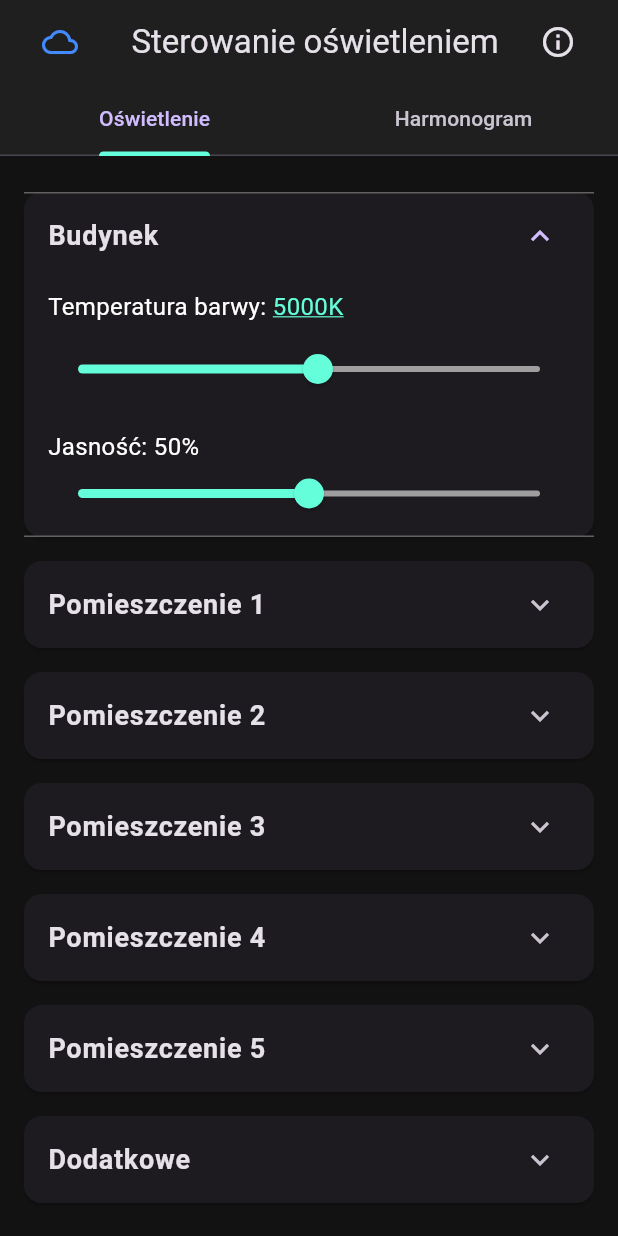
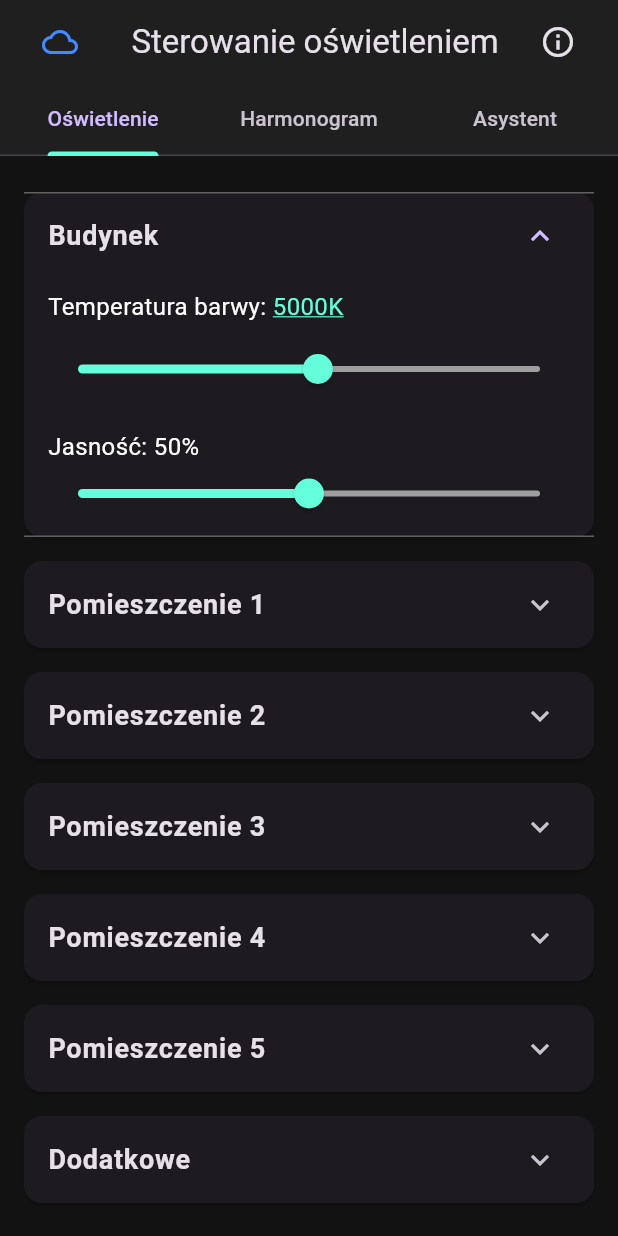
Before and after one commit to bartoszwer1/projekt-inz, a Flutter app: the screen it shows after launch, after a tap on "Budynek", on a phone screen of 412 x 824 dp. Run offline on Flutter 3.47's test engine with Material 3 defaults, Android fonts, the phone set to English and light mode, and no system bars; network calls fail.

Commit message:
Added Asystent tab

```diff
--- a/osw_biur/lib/main.dart
+++ b/osw_biur/lib/main.dart
@@ -5,7 +5,7 @@ import 'dart:convert'; // Import for JSON parsing
 
 void main() {
   runApp(MaterialApp(
-    home: const SterownikOsw(),
+    home: SterownikOsw(),
     debugShowCheckedModeBanner: false,
     theme: ThemeData.dark().copyWith(
       primaryColor: Colors.tealAccent,
@@ -19,12 +19,12 @@ void main() {
           backgroundColor: Colors.teal,
           foregroundColor: Colors.white,
           shape: RoundedRectangleBorder(
-            borderRadius: BorderRadius.circular(8), // Mniejsze zaokrąglenie
+            borderRadius: BorderRadius.circular(8), // Smaller rounding
           ),
           padding: const EdgeInsets.symmetric(
-              horizontal: 16, vertical: 8), // Mniejsze paddingi
+              horizontal: 16, vertical: 8), // Smaller padding
           textStyle: const TextStyle(
-            fontSize: 14, // Mniejszy rozmiar czcionki
+            fontSize: 14, // Smaller font size
             fontWeight: FontWeight.bold,
           ),
         ),
@@ -55,7 +55,7 @@ class SterownikOsw extends StatefulWidget {
 
 class _SterownikOswState extends State<SterownikOsw>
     with SingleTickerProviderStateMixin {
-  String espIp = "192.168.1.81"; // Zmień na IP Twojego ESP
+  String espIp = "192.168.1.81"; // Change to your ESP32 IP
 
   List<double> roomsCct = [3000, 4000, 5000, 6000, 7000];
   List<double> roomsBrightness = [50, 50, 50, 50, 50];
@@ -69,16 +69,14 @@ class _SterownikOswState extends State<SterownikOsw>
   int lightPercent = 50;
   Timer? lightTimer;
 
-  // DCF77 czas
-  int currentHour = 12;
-  int currentMinute = 34;
+  // System time
   Timer? timeTimer;
 
   // Harmonogram
   TimeOfDay? buildingOnTime;
   TimeOfDay? buildingOffTime;
-  TimeOfDay? room0OnTime;
-  TimeOfDay? room0OffTime;
+  List<TimeOfDay?> roomsOnTime = [null, null, null, null, null];
+  List<TimeOfDay?> roomsOffTime = [null, null, null, null, null];
   Timer? scheduleTimer;
 
   // Schedule enabled flags
@@ -88,17 +86,16 @@ class _SterownikOswState extends State<SterownikOsw>
   @override
   void initState() {
     super.initState();
-    _tabController = TabController(length: 2, vsync: this); // 2 tabs
+    _tabController = TabController(length: 3, vsync: this); // 3 tabs
 
     fetchLight();
-    fetchTime();
 
     lightTimer = Timer.periodic(const Duration(seconds: 60), (timer) {
       fetchLight();
     });
 
-    timeTimer = Timer.periodic(const Duration(minutes: 1), (timer) {
-      fetchTime();
+    timeTimer = Timer.periodic(const Duration(seconds: 60), (timer) {
+      setState(() {}); // Update UI to show current time
     });
 
     scheduleTimer = Timer.periodic(const Duration(minutes: 1), (timer) {
@@ -129,25 +126,6 @@ class _SterownikOswState extends State<SterownikOsw>
     } catch (e) {
       // Handle error silently or show error
       // print("Błąd podczas pobierania odczytu światła: $e");
-    }
-  }
-
-  Future<void> fetchTime() async {
-    try {
-      final url = Uri.http(espIp, '/time');
-      final response = await http.get(url);
-      if (response.statusCode == 200) {
-        final body = response.body;
-        // Parse JSON correctly
-        final jsonBody = json.decode(body);
-        setState(() {
-          currentHour = jsonBody['hour'];
-          currentMinute = jsonBody['minute'];
-        });
-      }
-    } catch (e) {
-      // Handle error silently or show error
-      // print("Błąd podczas pobierania czasu: $e");
     }
   }
 
@@ -544,7 +522,7 @@ class _SterownikOswState extends State<SterownikOsw>
                 Row(
                   mainAxisAlignment: MainAxisAlignment.spaceBetween,
                   children: [
-                    const Text('Budynek',
+                    const Text('Harmonogram dla budynku',
                         style: TextStyle(
                             fontSize: 18, fontWeight: FontWeight.bold)),
                     Switch(
@@ -586,8 +564,9 @@ class _SterownikOswState extends State<SterownikOsw>
           ),
         ),
         const SizedBox(height: 20),
-        // Harmonogram dla pomieszczenia 1
-        Card(
+        // Harmonogram dla wszystkich pomieszczeń
+        ...List.generate(roomsCct.length, (index) {
+          return Card(
             color: const Color(0xFF1E1E1E),
             shape:
                 RoundedRectangleBorder(borderRadius: BorderRadius.circular(12)),
@@ -596,17 +575,18 @@ class _SterownikOswState extends State<SterownikOsw>
               child: Column(
                 crossAxisAlignment: CrossAxisAlignment.start,
                 children: [
+                  // Schedule toggle and time pickers
                   Row(
                     mainAxisAlignment: MainAxisAlignment.spaceBetween,
                     children: [
-                    const Text('Pomieszczenie 1',
-                        style: TextStyle(
+                      Text('Pomieszczenie ${index + 1}',
+                          style: const TextStyle(
                               fontSize: 18, fontWeight: FontWeight.bold)),
                       Switch(
-                      value: scheduleEnabledRooms[0],
+                        value: scheduleEnabledRooms[index],
                         onChanged: (bool value) {
                           setState(() {
-                          scheduleEnabledRooms[0] = value;
+                            scheduleEnabledRooms[index] = value;
                           });
                         },
                       ),
@@ -617,21 +597,21 @@ class _SterownikOswState extends State<SterownikOsw>
                     children: [
                       const Text('Włącz o: ', style: TextStyle(fontSize: 16)),
                       ElevatedButton(
-                      onPressed: scheduleEnabledRooms[0]
-                          ? () => pickTime(context, true, false, 0)
+                        onPressed: scheduleEnabledRooms[index]
+                            ? () => pickTime(context, true, false, index)
                             : null,
-                      child: Text(room0OnTime != null
-                          ? room0OnTime!.format(context)
+                        child: Text(roomsOnTime[index] != null
+                            ? roomsOnTime[index]!.format(context)
                             : "Ustaw"),
                       ),
                       const SizedBox(width: 20),
                       const Text('Wyłącz o: ', style: TextStyle(fontSize: 16)),
                       ElevatedButton(
-                      onPressed: scheduleEnabledRooms[0]
-                          ? () => pickTime(context, false, false, 0)
+                        onPressed: scheduleEnabledRooms[index]
+                            ? () => pickTime(context, false, false, index)
                             : null,
-                      child: Text(room0OffTime != null
-                          ? room0OffTime!.format(context)
+                        child: Text(roomsOffTime[index] != null
+                            ? roomsOffTime[index]!.format(context)
                             : "Ustaw"),
                       ),
                     ],
@@ -639,48 +619,54 @@ class _SterownikOswState extends State<SterownikOsw>
                 ],
               ),
             ),
-        ),
+          );
+        }),
       ],
     );
   }
 
   void checkSchedule() {
-    // Korzystamy z currentHour, currentMinute pobranych z DCF77
-    TimeOfDay now = TimeOfDay(hour: currentHour, minute: currentMinute);
+    // Get current system time
+    DateTime now = DateTime.now();
+    TimeOfDay currentTime = TimeOfDay(hour: now.hour, minute: now.minute);
 
     // Sprawdzenie harmonogramu dla budynku
     if (scheduleEnabledBuilding) {
       if (buildingOnTime != null &&
-          buildingOnTime!.hour == now.hour &&
-          buildingOnTime!.minute == now.minute) {
+          buildingOnTime!.hour == currentTime.hour &&
+          buildingOnTime!.minute == currentTime.minute) {
         setBuilding(buildingCct, 100);
       }
       if (buildingOffTime != null &&
-          buildingOffTime!.hour == now.hour &&
-          buildingOffTime!.minute == now.minute) {
+          buildingOffTime!.hour == currentTime.hour &&
+          buildingOffTime!.minute == currentTime.minute) {
         setBuilding(buildingCct, 0);
       }
     }
 
-    // Sprawdzenie harmonogramu dla room0
-    if (scheduleEnabledRooms[0]) {
-      if (room0OnTime != null &&
-          room0OnTime!.hour == now.hour &&
-          room0OnTime!.minute == now.minute) {
-        setRoom(0, roomsCct[0], 100);
+    // Sprawdzenie harmonogramu dla wszystkich pomieszczeń
+    for (int i = 0; i < roomsCct.length; i++) {
+      if (scheduleEnabledRooms[i]) {
+        if (roomsOnTime[i] != null &&
+            roomsOnTime[i]!.hour == currentTime.hour &&
+            roomsOnTime[i]!.minute == currentTime.minute) {
+          setRoom(i, roomsCct[i], 100);
         }
-      if (room0OffTime != null &&
-          room0OffTime!.hour == now.hour &&
-          room0OffTime!.minute == now.minute) {
-        setRoom(0, roomsCct[0], 0);
+        if (roomsOffTime[i] != null &&
+            roomsOffTime[i]!.hour == currentTime.hour &&
+            roomsOffTime[i]!.minute == currentTime.minute) {
+          setRoom(i, roomsCct[i], 0);
+        }
       }
     }
   }
 
   Future<void> pickTime(BuildContext context, bool isOnTime, bool isBuilding,
       int? roomIndex) async {
-    final picked =
-        await showTimePicker(context: context, initialTime: TimeOfDay.now());
+    final picked = await showTimePicker(
+      context: context,
+      initialTime: TimeOfDay.now(),
+    );
     if (picked != null) {
       setState(() {
         if (isBuilding) {
@@ -690,10 +676,10 @@ class _SterownikOswState extends State<SterownikOsw>
             buildingOffTime = picked;
           }
         } else {
-          if (isOnTime) {
-            room0OnTime = picked;
-          } else {
-            room0OffTime = picked;
+          if (isOnTime && roomIndex != null) {
+            roomsOnTime[roomIndex] = picked;
+          } else if (!isOnTime && roomIndex != null) {
+            roomsOffTime[roomIndex] = picked;
           }
         }
       });
@@ -717,12 +703,15 @@ class _SterownikOswState extends State<SterownikOsw>
   }
 
   void showInfoDialog() {
+    DateTime now = DateTime.now();
+    String formattedTime =
+        "${now.hour.toString().padLeft(2, '0')}:${now.minute.toString().padLeft(2, '0')}";
     showDialog(
       context: context,
       builder: (context) => AlertDialog(
         title: const Text('Informacje'),
         content: Text(
-            'Połączono z ESP32 pod adresem: $espIp\nSterownik oświetlenia - projekt-inz\nCzas z DCF77: $currentHour:${currentMinute.toString().padLeft(2, '0')}'),
+            'Połączono z ESP32 pod adresem: $espIp\nSterownik oświetlenia - projekt-inz\nCzas systemowy: $formattedTime'),
         actions: [
           TextButton(
               onPressed: () => Navigator.pop(context), child: const Text('OK'))
@@ -736,7 +725,7 @@ class _SterownikOswState extends State<SterownikOsw>
     // Ikona pogody w zależności od lightPercent
     Widget weatherIcon;
     if (lightPercent > 80) {
-      weatherIcon = const Icon(Icons.sunny, color: Colors.yellowAccent);
+      weatherIcon = const Icon(Icons.wb_sunny, color: Colors.yellowAccent);
     } else if (lightPercent > 60) {
       weatherIcon = const Icon(Icons.wb_sunny_outlined, color: Colors.yellow);
     } else if (lightPercent > 40) {
@@ -748,7 +737,7 @@ class _SterownikOswState extends State<SterownikOsw>
     }
 
     return DefaultTabController(
-      length: 2, // 2 tabs: Oświetlenie, Harmonogram
+      length: 3, // 3 tabs: Oświetlenie, Harmonogram, Asystent
       child: Scaffold(
         appBar: AppBar(
           title: Row(
@@ -777,6 +766,7 @@ class _SterownikOswState extends State<SterownikOsw>
             tabs: const [
               Tab(text: 'Oświetlenie'),
               Tab(text: 'Harmonogram'),
+              Tab(text: 'Asystent'),
             ],
           ),
         ),
@@ -785,9 +775,20 @@ class _SterownikOswState extends State<SterownikOsw>
           children: [
             buildOswiezenieTab(),
             buildHarmonogramTab(),
+            buildAsystentTab(), // Empty Asystent tab
           ],
         ),
       ),
     );
   }
+
+  Widget buildAsystentTab() {
+    // Currently empty, for future use
+    return const Center(
+      child: Text(
+        'Asystent',
+        style: TextStyle(fontSize: 18),
+      ),
+    );
   }
+}
```
Also changed, not shown: 2 other files. Lines whose indentation alone changed are shown as unchanged.
